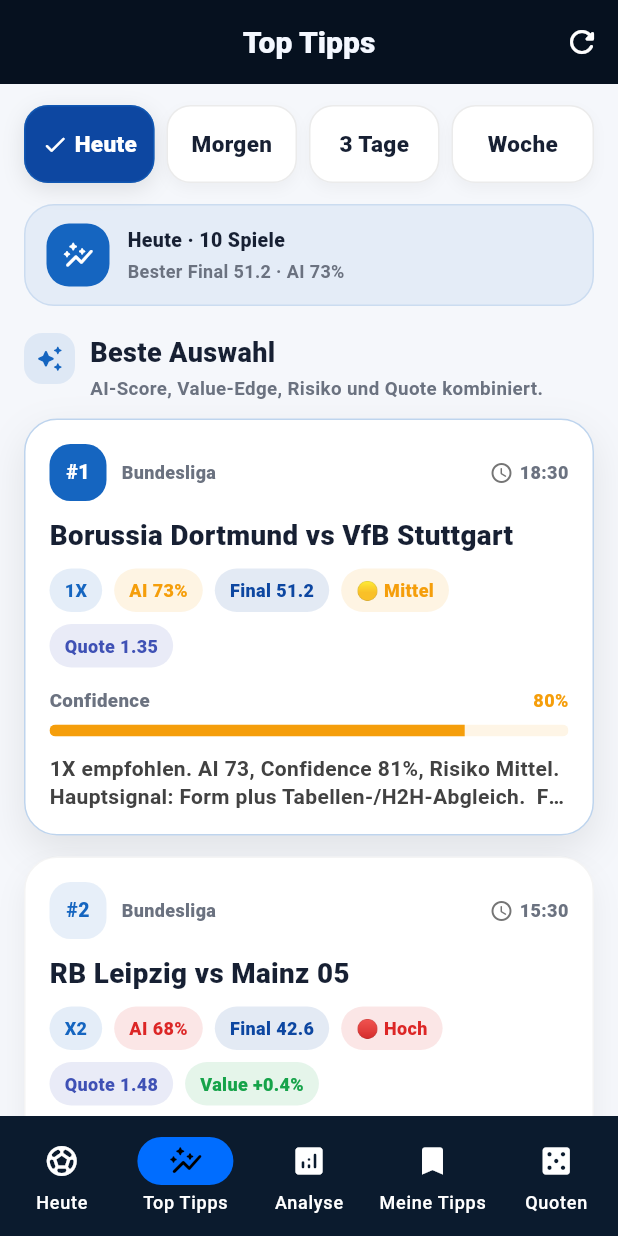
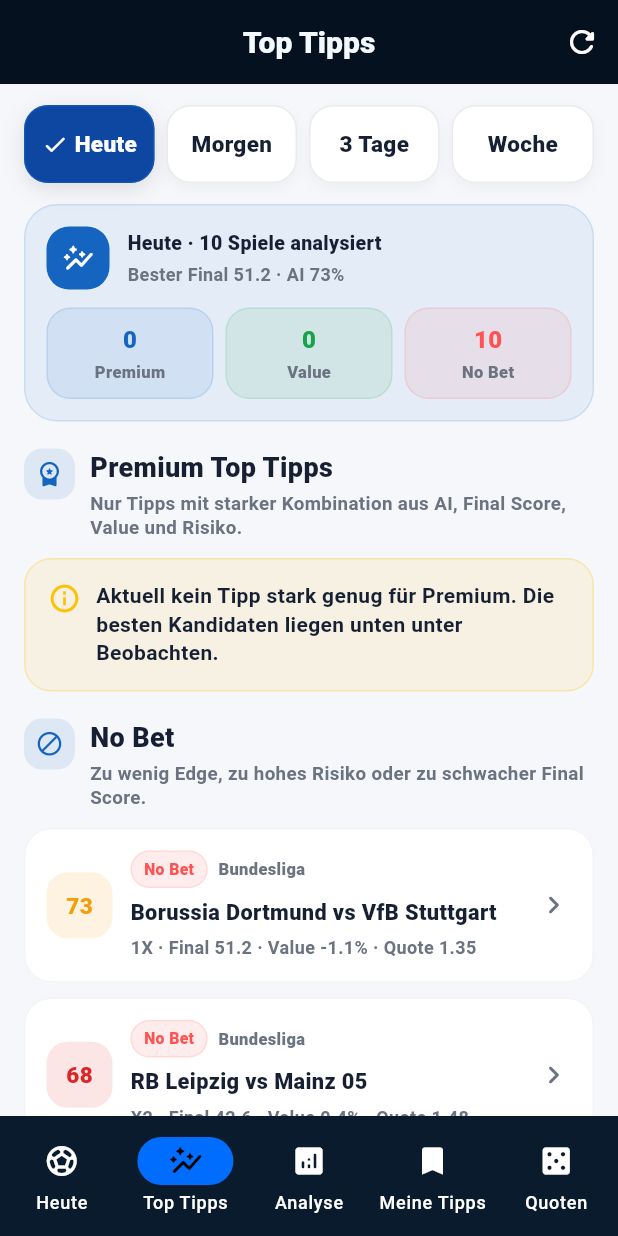
Before and after one commit to genti2004-cmyk/kickmind_ai, a Flutter app: the screen it shows after launch, item 2 of the bottom bar chosen, on a phone screen of 412 x 824 dp. Run offline on Flutter 3.47's test engine with Material 3 defaults, Android fonts, the phone set to English and light mode, and no system bars; our stand-ins replace shared_preferences; network calls fail.

Commit message:
STABLE: Top Tipps Ranking und No Bet Logik finalisiert

```diff
--- a/lib/features/top_tips/presentation/top_tips_screen.dart
+++ b/lib/features/top_tips/presentation/top_tips_screen.dart
@@ -81,23 +81,13 @@
           }
 
           final ranked = matches..sort(_compareByFinalScore);
-
-          final recommended = ranked.where(_isRecommendedTip).toList();
-          final visibleTopTips = recommended.isNotEmpty
-              ? recommended
-              : ranked.take(5).toList();
-
-          final valueBets = ranked.where(_isValueBet).take(4).toList();
-          final watchList = ranked
-              .where((match) => !visibleTopTips.contains(match))
-              .where((match) => _finalScore(match) >= 58)
-              .take(6)
-              .toList();
+          final buckets = _buildBuckets(ranked);
+          final best = ranked.first;
 
           return RefreshIndicator(
             onRefresh: _refresh,
             child: ListView(
-              padding: const EdgeInsets.fromLTRB(16, 14, 16, 118),
+              padding: const EdgeInsets.fromLTRB(16, 14, 16, 126),
               physics: const AlwaysScrollableScrollPhysics(),
               children: [
                 _RangeSelector(
@@ -108,56 +98,88 @@
                 _TopTipsSummaryStrip(
                   rangeLabel: _range.label,
                   matchesCount: matches.length,
-                  bestScore: _finalScore(ranked.first),
-                  bestAiScore: ranked.first.aiScore,
+                  topTipsCount: buckets.premium.length,
+                  valueCount: buckets.value.length,
+                  noBetCount: buckets.noBet.length,
+                  bestScore: _finalScore(best),
+                  bestAiScore: best.aiScore,
                 ),
                 const SizedBox(height: 18),
                 const _SectionTitle(
-                  icon: Icons.auto_awesome_rounded,
-                  title: 'Beste Auswahl',
-                  subtitle: 'AI-Score, Value-Edge, Risiko und Quote kombiniert.',
+                  icon: Icons.workspace_premium_rounded,
+                  title: 'Premium Top Tipps',
+                  subtitle: 'Nur Tipps mit starker Kombination aus AI, Final Score, Value und Risiko.',
                 ),
                 const SizedBox(height: 12),
-                ...visibleTopTips.take(8).map(
+                if (buckets.premium.isEmpty)
+                  _NoPremiumTipNotice(
+                    message: 'Aktuell kein Tipp stark genug für Premium. Die besten Kandidaten liegen unten unter Beobachten.',
+                  )
+                else
+                  ...buckets.premium.map(
                         (match) => _TopTipCard(
                       match: match,
-                    rank: visibleTopTips.indexOf(match) + 1,
+                      rank: buckets.premium.indexOf(match) + 1,
                       finalScore: _finalScore(match),
                       valueEdge: _valueEdge(match),
                       confidence: _confidence(match),
+                      statusLabel: _statusLabel(match),
                       onTap: () => _openDetail(match),
                     ),
                   ),
-                if (valueBets.isNotEmpty) ...[
+                if (buckets.value.isNotEmpty) ...[
                   const SizedBox(height: 18),
                   const _SectionTitle(
                     icon: Icons.trending_up_rounded,
                     title: 'Value Chancen',
-                    subtitle: 'AI-Wahrscheinlichkeit liegt über der impliziten Quote.',
+                    subtitle: 'Interessante Quote, aber nicht automatisch ein sicherer Tipp.',
                   ),
                   const SizedBox(height: 12),
-                  ...valueBets.map(
+                  ...buckets.value.map(
                         (match) => _CompactTipCard(
                       match: match,
                       finalScore: _finalScore(match),
                       valueEdge: _valueEdge(match),
+                      statusLabel: 'Value',
+                      statusColor: KickMindTheme.success,
                       onTap: () => _openDetail(match),
                     ),
                   ),
                 ],
-                if (watchList.isNotEmpty) ...[
+                if (buckets.watch.isNotEmpty) ...[
                   const SizedBox(height: 18),
                   const _SectionTitle(
                     icon: Icons.visibility_rounded,
                     title: 'Beobachten',
-                    subtitle: 'Interessant, aber noch kein klarer Premium-Tipp.',
+                    subtitle: 'Solide Ansätze, aber Final Score oder Risiko noch nicht stark genug.',
                   ),
                   const SizedBox(height: 12),
-                  ...watchList.map(
+                  ...buckets.watch.map(
                         (match) => _CompactTipCard(
                       match: match,
                       finalScore: _finalScore(match),
                       valueEdge: _valueEdge(match),
+                      statusLabel: 'Watch',
+                      statusColor: KickMindTheme.primary,
+                      onTap: () => _openDetail(match),
+                    ),
+                  ),
+                ],
+                if (buckets.noBet.isNotEmpty) ...[
+                  const SizedBox(height: 18),
+                  const _SectionTitle(
+                    icon: Icons.block_rounded,
+                    title: 'No Bet',
+                    subtitle: 'Zu wenig Edge, zu hohes Risiko oder zu schwacher Final Score.',
+                  ),
+                  const SizedBox(height: 12),
+                  ...buckets.noBet.take(6).map(
+                        (match) => _CompactTipCard(
+                      match: match,
+                      finalScore: _finalScore(match),
+                      valueEdge: _valueEdge(match),
+                      statusLabel: 'No Bet',
+                      statusColor: Colors.redAccent,
                       onTap: () => _openDetail(match),
                     ),
                   ),
@@ -167,6 +189,51 @@
           );
         },
       ),
+    );
+  }
+
+  _TopTipBuckets _buildBuckets(List<FootballMatch> ranked) {
+    final premium = <FootballMatch>[];
+    final value = <FootballMatch>[];
+    final watch = <FootballMatch>[];
+    final noBet = <FootballMatch>[];
+
+    for (final match in ranked) {
+      final finalScore = _finalScore(match);
+      final confidence = _confidence(match);
+      final valueEdge = _valueEdge(match);
+      final highRisk = _isHighRisk(match);
+      final oddsExtreme = match.odds >= 4.50;
+
+      final premiumCandidate = finalScore >= 72 &&
+          confidence >= 66 &&
+          match.aiScore >= 68 &&
+          !highRisk &&
+          !oddsExtreme;
+
+      final valueCandidate = valueEdge >= 5.0 &&
+          finalScore >= 64 &&
+          confidence >= 58 &&
+          !highRisk;
+
+      final watchCandidate = finalScore >= 58 && confidence >= 52;
+
+      if (premiumCandidate || _isRecommendedTip(match)) {
+        premium.add(match);
+      } else if (valueCandidate || _isValueBet(match)) {
+        value.add(match);
+      } else if (watchCandidate && !highRisk) {
+        watch.add(match);
+      } else {
+        noBet.add(match);
+      }
+    }
+
+    return _TopTipBuckets(
+      premium: premium.take(7).toList(),
+      value: value.take(5).toList(),
+      watch: watch.take(7).toList(),
+      noBet: noBet,
     );
   }
 
@@ -191,6 +258,24 @@
     return _scoreService.isValueBet(match);
   }
 
+  bool _isHighRisk(FootballMatch match) {
+    final risk = match.riskLevel.toLowerCase();
+    return risk.contains('hoch') || risk.contains('high');
+  }
+
+  String _statusLabel(FootballMatch match) {
+    final finalScore = _finalScore(match);
+    final valueEdge = _valueEdge(match);
+
+    if (finalScore >= 78 && valueEdge >= 3) return 'Top Tipp';
+    if (valueEdge >= 5) return 'Value Tipp';
+    if (match.riskLevel.toLowerCase().contains('niedrig') ||
+        match.riskLevel.toLowerCase().contains('low')) {
+      return 'Stabil';
+    }
+    return 'Premium';
+  }
+
   double _finalScore(FootballMatch match) {
     return _scoreService.score(match).finalScore;
   }
@@ -202,18 +287,37 @@
   double _valueEdge(FootballMatch match) {
     return _scoreService.score(match).valueEdge;
   }
-
 }
 
-class _TopTipsHeader extends StatelessWidget {
+class _TopTipBuckets {
+  final List<FootballMatch> premium;
+  final List<FootballMatch> value;
+  final List<FootballMatch> watch;
+  final List<FootballMatch> noBet;
+
+  const _TopTipBuckets({
+    required this.premium,
+    required this.value,
+    required this.watch,
+    required this.noBet,
+  });
+}
+
+class _TopTipsSummaryStrip extends StatelessWidget {
   final String rangeLabel;
   final int matchesCount;
+  final int topTipsCount;
+  final int valueCount;
+  final int noBetCount;
   final double bestScore;
   final int bestAiScore;
 
-  const _TopTipsHeader({
+  const _TopTipsSummaryStrip({
     required this.rangeLabel,
     required this.matchesCount,
+    required this.topTipsCount,
+    required this.valueCount,
+    required this.noBetCount,
     required this.bestScore,
     required this.bestAiScore,
   });
@@ -221,136 +325,15 @@
   @override
   Widget build(BuildContext context) {
     return Container(
-      padding: const EdgeInsets.all(18),
+      padding: const EdgeInsets.all(14),
       decoration: BoxDecoration(
-        gradient: LinearGradient(
-          colors: [
-            KickMindTheme.primaryDark,
-            KickMindTheme.primary,
-          ],
-          begin: Alignment.topLeft,
-          end: Alignment.bottomRight,
-        ),
-        borderRadius: BorderRadius.circular(24),
-        boxShadow: [
-          BoxShadow(
-            color: KickMindTheme.primary.withOpacity(0.24),
-            blurRadius: 22,
-            offset: const Offset(0, 12),
-          ),
-        ],
+        color: KickMindTheme.primary.withOpacity(0.075),
+        borderRadius: BorderRadius.circular(22),
+        border: Border.all(color: KickMindTheme.primary.withOpacity(0.12)),
       ),
       child: Column(
-        crossAxisAlignment: CrossAxisAlignment.start,
         children: [
-          const Text(
-            'KickMind AI Ranking',
-            style: TextStyle(
-              color: Colors.white,
-              fontSize: 22,
-              fontWeight: FontWeight.w900,
-              height: 1.1,
-            ),
-          ),
-          const SizedBox(height: 6),
-          Text(
-            '$rangeLabel · $matchesCount Spiele analysiert',
-            style: TextStyle(
-              color: Colors.white.withOpacity(0.78),
-              fontSize: 13,
-              fontWeight: FontWeight.w700,
-            ),
-          ),
-          const SizedBox(height: 16),
           Row(
-            children: [
-              Expanded(
-                child: _HeaderMetric(
-                  label: 'Final Score',
-                  value: bestScore.toStringAsFixed(1),
-                ),
-              ),
-              const SizedBox(width: 10),
-              Expanded(
-                child: _HeaderMetric(
-                  label: 'Bester AI',
-                  value: '$bestAiScore%',
-                ),
-              ),
-            ],
-          ),
-        ],
-      ),
-    );
-  }
-}
-
-class _HeaderMetric extends StatelessWidget {
-  final String label;
-  final String value;
-
-  const _HeaderMetric({required this.label, required this.value});
-
-  @override
-  Widget build(BuildContext context) {
-    return Container(
-      padding: const EdgeInsets.symmetric(horizontal: 12, vertical: 11),
-      decoration: BoxDecoration(
-        color: Colors.white.withOpacity(0.13),
-        borderRadius: BorderRadius.circular(18),
-        border: Border.all(color: Colors.white.withOpacity(0.14)),
-      ),
-      child: Column(
-        crossAxisAlignment: CrossAxisAlignment.start,
-        children: [
-          Text(
-            label,
-            maxLines: 1,
-            overflow: TextOverflow.ellipsis,
-            style: TextStyle(
-              color: Colors.white.withOpacity(0.72),
-              fontSize: 11,
-              fontWeight: FontWeight.w800,
-            ),
-          ),
-          const SizedBox(height: 4),
-          Text(
-            value,
-            style: const TextStyle(
-              color: Colors.white,
-              fontSize: 19,
-              fontWeight: FontWeight.w900,
-            ),
-          ),
-        ],
-      ),
-    );
-  }
-}
-
-class _TopTipsSummaryStrip extends StatelessWidget {
-  final String rangeLabel;
-  final int matchesCount;
-  final double bestScore;
-  final int bestAiScore;
-
-  const _TopTipsSummaryStrip({
-    required this.rangeLabel,
-    required this.matchesCount,
-    required this.bestScore,
-    required this.bestAiScore,
-  });
-
-  @override
-  Widget build(BuildContext context) {
-    return Container(
-      padding: const EdgeInsets.symmetric(horizontal: 14, vertical: 12),
-      decoration: BoxDecoration(
-        color: KickMindTheme.primary.withOpacity(0.075),
-        borderRadius: BorderRadius.circular(20),
-        border: Border.all(color: KickMindTheme.primary.withOpacity(0.12)),
-      ),
-      child: Row(
             children: [
               Container(
                 width: 42,
@@ -372,7 +355,7 @@
                   crossAxisAlignment: CrossAxisAlignment.start,
                   children: [
                     Text(
-                  '$rangeLabel · $matchesCount Spiele',
+                      '$rangeLabel · $matchesCount Spiele analysiert',
                       maxLines: 1,
                       overflow: TextOverflow.ellipsis,
                       style: const TextStyle(
@@ -393,6 +376,83 @@
                       ),
                     ),
                   ],
+                ),
+              ),
+            ],
+          ),
+          const SizedBox(height: 12),
+          Row(
+            children: [
+              Expanded(
+                child: _SummaryMiniMetric(
+                  label: 'Premium',
+                  value: '$topTipsCount',
+                  color: KickMindTheme.primary,
+                ),
+              ),
+              const SizedBox(width: 8),
+              Expanded(
+                child: _SummaryMiniMetric(
+                  label: 'Value',
+                  value: '$valueCount',
+                  color: KickMindTheme.success,
+                ),
+              ),
+              const SizedBox(width: 8),
+              Expanded(
+                child: _SummaryMiniMetric(
+                  label: 'No Bet',
+                  value: '$noBetCount',
+                  color: Colors.redAccent,
+                ),
+              ),
+            ],
+          ),
+        ],
+      ),
+    );
+  }
+}
+
+class _SummaryMiniMetric extends StatelessWidget {
+  final String label;
+  final String value;
+  final Color color;
+
+  const _SummaryMiniMetric({
+    required this.label,
+    required this.value,
+    required this.color,
+  });
+
+  @override
+  Widget build(BuildContext context) {
+    return Container(
+      padding: const EdgeInsets.symmetric(horizontal: 10, vertical: 9),
+      decoration: BoxDecoration(
+        color: color.withOpacity(0.09),
+        borderRadius: BorderRadius.circular(16),
+        border: Border.all(color: color.withOpacity(0.12)),
+      ),
+      child: Column(
+        children: [
+          Text(
+            value,
+            style: TextStyle(
+              color: color,
+              fontSize: 16,
+              fontWeight: FontWeight.w900,
+            ),
+          ),
+          const SizedBox(height: 2),
+          Text(
+            label,
+            maxLines: 1,
+            overflow: TextOverflow.ellipsis,
+            style: const TextStyle(
+              color: KickMindTheme.textMuted,
+              fontSize: 11,
+              fontWeight: FontWeight.w800,
             ),
           ),
         ],
@@ -555,12 +615,48 @@
   }
 }
 
+class _NoPremiumTipNotice extends StatelessWidget {
+  final String message;
+
+  const _NoPremiumTipNotice({required this.message});
+
+  @override
+  Widget build(BuildContext context) {
+    return Container(
+      padding: const EdgeInsets.all(15),
+      decoration: BoxDecoration(
+        color: Colors.amber.withOpacity(0.10),
+        borderRadius: BorderRadius.circular(18),
+        border: Border.all(color: Colors.amber.withOpacity(0.25)),
+      ),
+      child: Row(
+        crossAxisAlignment: CrossAxisAlignment.start,
+        children: [
+          const Icon(Icons.info_outline_rounded, color: Colors.amber, size: 22),
+          const SizedBox(width: 10),
+          Expanded(
+            child: Text(
+              message,
+              style: const TextStyle(
+                color: KickMindTheme.textDark,
+                height: 1.35,
+                fontWeight: FontWeight.w700,
+              ),
+            ),
+          ),
+        ],
+      ),
+    );
+  }
+}
+
 class _TopTipCard extends StatelessWidget {
   final FootballMatch match;
   final int rank;
   final double finalScore;
   final double valueEdge;
   final double confidence;
+  final String statusLabel;
   final VoidCallback onTap;
 
   const _TopTipCard({
@@ -569,6 +665,7 @@
     required this.finalScore,
     required this.valueEdge,
     required this.confidence,
+    required this.statusLabel,
     required this.onTap,
   });
 
@@ -605,6 +702,8 @@
             Row(
               children: [
                 _RankBadge(rank: rank),
+                const SizedBox(width: 10),
+                _StatusBadge(text: statusLabel, color: KickMindTheme.primary),
                 const SizedBox(width: 10),
                 Expanded(
                   child: Text(
@@ -690,12 +789,16 @@
   final FootballMatch match;
   final double finalScore;
   final double valueEdge;
+  final String statusLabel;
+  final Color statusColor;
   final VoidCallback onTap;
 
   const _CompactTipCard({
     required this.match,
     required this.finalScore,
     required this.valueEdge,
+    required this.statusLabel,
+    required this.statusColor,
     required this.onTap,
   });
 
@@ -717,8 +820,8 @@
         child: Row(
           children: [
             Container(
-              width: 42,
-              height: 42,
+              width: 44,
+              height: 44,
               alignment: Alignment.center,
               decoration: BoxDecoration(
                 color: scoreColor.withOpacity(0.12),
@@ -738,6 +841,25 @@
               child: Column(
                 crossAxisAlignment: CrossAxisAlignment.start,
                 children: [
+                  Row(
+                    children: [
+                      _StatusBadge(text: statusLabel, color: statusColor),
+                      const SizedBox(width: 7),
+                      Expanded(
+                        child: Text(
+                          match.league,
+                          maxLines: 1,
+                          overflow: TextOverflow.ellipsis,
+                          style: const TextStyle(
+                            color: KickMindTheme.textMuted,
+                            fontSize: 11,
+                            fontWeight: FontWeight.w800,
+                          ),
+                        ),
+                      ),
+                    ],
+                  ),
+                  const SizedBox(height: 6),
                   Text(
                     match.teamsLabel,
                     maxLines: 1,
@@ -750,7 +872,7 @@
                   ),
                   const SizedBox(height: 4),
                   Text(
-                    '${match.tipLabel} · Final ${finalScore.toStringAsFixed(1)} · Value ${valueEdge.toStringAsFixed(1)}%',
+                    '${match.tipLabel} · Final ${finalScore.toStringAsFixed(1)} · Value ${valueEdge.toStringAsFixed(1)}% · Quote ${match.odds.toStringAsFixed(2)}',
                     maxLines: 1,
                     overflow: TextOverflow.ellipsis,
                     style: const TextStyle(
@@ -796,6 +918,35 @@
           color: isTop ? Colors.white : KickMindTheme.primary,
           fontWeight: FontWeight.w900,
           fontSize: 13,
+        ),
+      ),
+    );
+  }
+}
+
+class _StatusBadge extends StatelessWidget {
+  final String text;
+  final Color color;
+
+  const _StatusBadge({required this.text, required this.color});
+
+  @override
+  Widget build(BuildContext context) {
+    return Container(
+      padding: const EdgeInsets.symmetric(horizontal: 8, vertical: 4),
+      decoration: BoxDecoration(
+        color: color.withOpacity(0.11),
+        borderRadius: BorderRadius.circular(999),
+        border: Border.all(color: color.withOpacity(0.12)),
+      ),
+      child: Text(
+        text,
+        maxLines: 1,
+        overflow: TextOverflow.ellipsis,
+        style: TextStyle(
+          color: color,
+          fontSize: 10.5,
+          fontWeight: FontWeight.w900,
         ),
       ),
     );
@@ -943,7 +1094,7 @@
         child: ListView(
           shrinkWrap: true,
           physics: const AlwaysScrollableScrollPhysics(),
-          padding: const EdgeInsets.fromLTRB(24, 24, 24, 118),
+          padding: const EdgeInsets.fromLTRB(24, 24, 24, 126),
           children: [
             Icon(icon, size: 48, color: KickMindTheme.textMuted),
             const SizedBox(height: 12),
```
Lines whose indentation alone changed are shown as unchanged.
